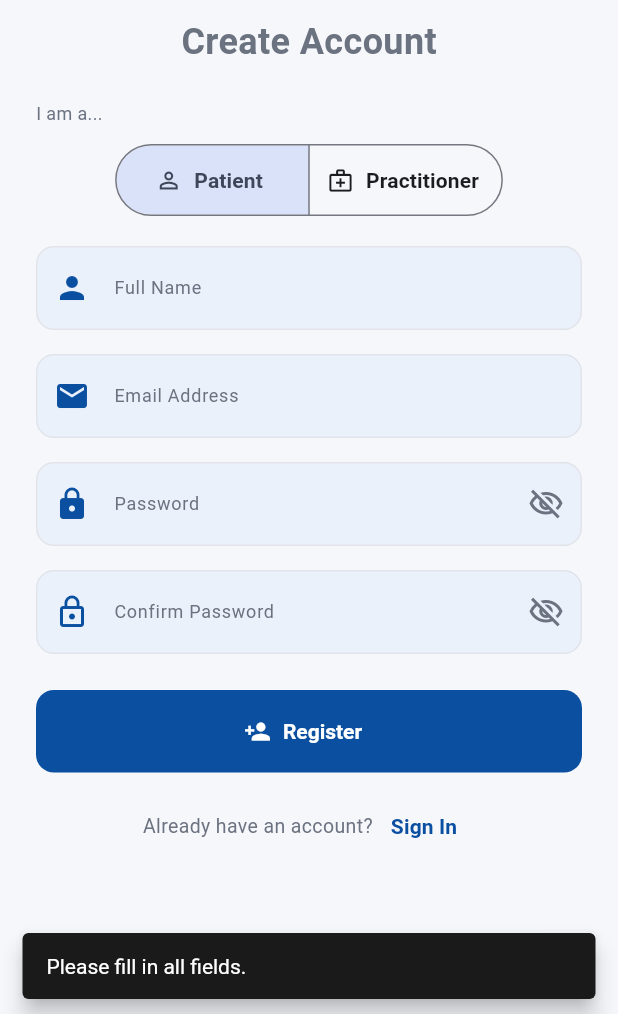
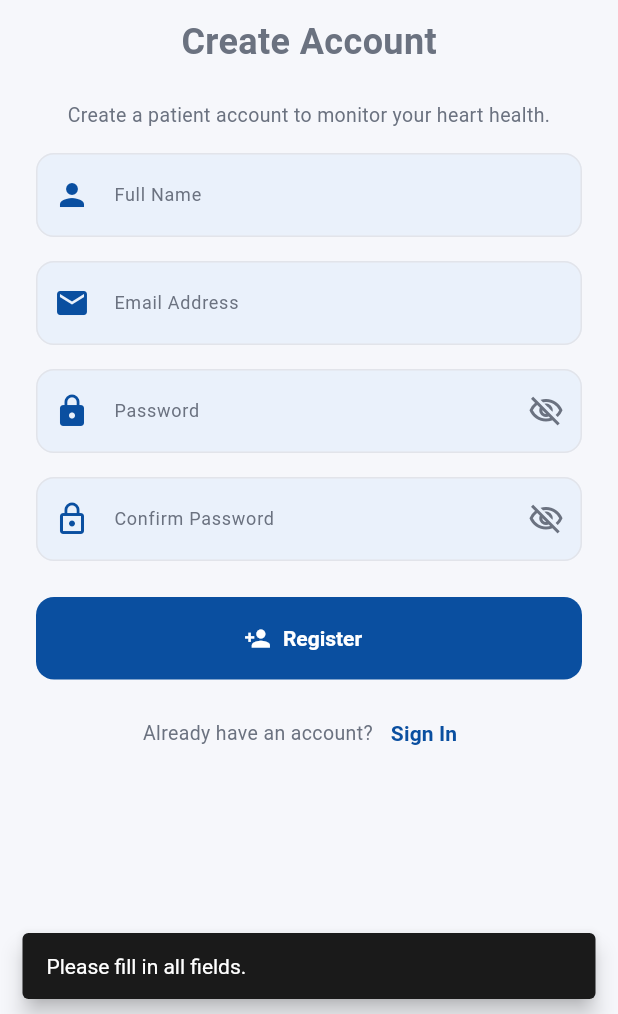
Before and after one commit to mothercoconuts93/HeartDiseasePredictionFYP, a Flutter app: the RegisterScreen screen opened directly, after a tap on "Register", on a phone screen of 412 x 824 dp, the part 222-1236 px from its top. Run offline on Flutter 3.47's test engine with Material 3 defaults, Android fonts, the phone set to English and light mode, and no system bars; our stand-ins replace cloud_firestore, firebase_auth, firebase_core; accounts and stored records are empty; network calls fail.

Commit message:
Restrict public registration to patient accounts

```diff
--- a/flutter_app/lib/providers/auth_provider.dart
+++ b/flutter_app/lib/providers/auth_provider.dart
@@ -23,7 +23,6 @@ class AuthProvider extends ChangeNotifier {
     required String fullName,
     required String email,
     required String password,
-    required String role,
   }) async {
     try {
       isLoading = true;
@@ -34,7 +33,6 @@ class AuthProvider extends ChangeNotifier {
         fullName: fullName,
         email: email,
         password: password,
-        role: role,
       );
 
       currentUserData = await _authService.getCurrentUserData();
--- a/flutter_app/lib/screens/auth/register_screen.dart
+++ b/flutter_app/lib/screens/auth/register_screen.dart
@@ -7,7 +7,6 @@ import '../../widgets/custom_textfield.dart';
 import '../../widgets/loading_indicator.dart';
 import '../../widgets/cardio_guard_logo.dart';
 import '../patient/patient_home_screen.dart';
-import '../practitioner/practitioner_home_screen.dart';
 import '../../themes/app_theme.dart';
 
 class RegisterScreen extends StatefulWidget {
@@ -23,7 +22,6 @@ class _RegisterScreenState extends State<RegisterScreen> {
   final passwordController = TextEditingController();
   final confirmPasswordController = TextEditingController();
 
-  String selectedRole = 'Patient';
   bool obscurePassword = true;
   bool obscureConfirmPassword = true;
 
@@ -67,7 +65,6 @@ class _RegisterScreenState extends State<RegisterScreen> {
       fullName: name,
       email: email,
       password: password,
-      role: selectedRole,
     );
 
     if (!mounted) return;
@@ -75,11 +72,7 @@ class _RegisterScreenState extends State<RegisterScreen> {
     if (success) {
       Navigator.pushReplacement(
         context,
-        MaterialPageRoute(
-          builder: (_) => selectedRole == 'Practitioner'
-              ? const PractitionerHomeScreen()
-              : const PatientHomeScreen(),
-        ),
+        MaterialPageRoute(builder: (_) => const PatientHomeScreen()),
       );
     } else {
       ScaffoldMessenger.of(context).showSnackBar(
@@ -120,36 +113,12 @@ class _RegisterScreenState extends State<RegisterScreen> {
                     ),
                     const SizedBox(height: 22),
 
-                    const Align(
-                      alignment: Alignment.centerLeft,
-                      child: Text(
-                        'I am a...',
-                        style: TextStyle(
-                          fontSize: 12,
-                          color: AppTheme.textSecondary,
-                        ),
-                      ),
-                    ),
-                    const SizedBox(height: 8),
-                    SegmentedButton<String>(
-                      segments: const [
-                        ButtonSegment(
-                          value: 'Patient',
-                          label: Text('Patient'),
-                          icon: Icon(Icons.person_outline),
-                        ),
-                        ButtonSegment(
-                          value: 'Practitioner',
-                          label: Text('Practitioner'),
-                          icon: Icon(Icons.medical_services_outlined),
-                        ),
-                      ],
-                      selected: {selectedRole},
-                      showSelectedIcon: false,
-                      onSelectionChanged: (values) =>
-                          setState(() => selectedRole = values.first),
-                      style: const ButtonStyle(
-                        visualDensity: VisualDensity(vertical: 2),
+                    const Text(
+                      'Create a patient account to monitor your heart health.',
+                      textAlign: TextAlign.center,
+                      style: TextStyle(
+                        fontSize: 13,
+                        color: AppTheme.textSecondary,
                       ),
                     ),
 
--- a/flutter_app/lib/services/auth_service.dart
+++ b/flutter_app/lib/services/auth_service.dart
@@ -19,7 +19,6 @@ class AuthService {
     required String fullName,
     required String email,
     required String password,
-    required String role,
   }) async {
     final UserCredential userCredential = await _auth
         .createUserWithEmailAndPassword(
@@ -33,7 +32,7 @@ class AuthService {
       uid: uid,
       fullName: fullName.trim(),
       email: email.trim(),
-      role: role,
+      role: 'Patient',
       createdAt: DateTime.now(),
     );
 
```
